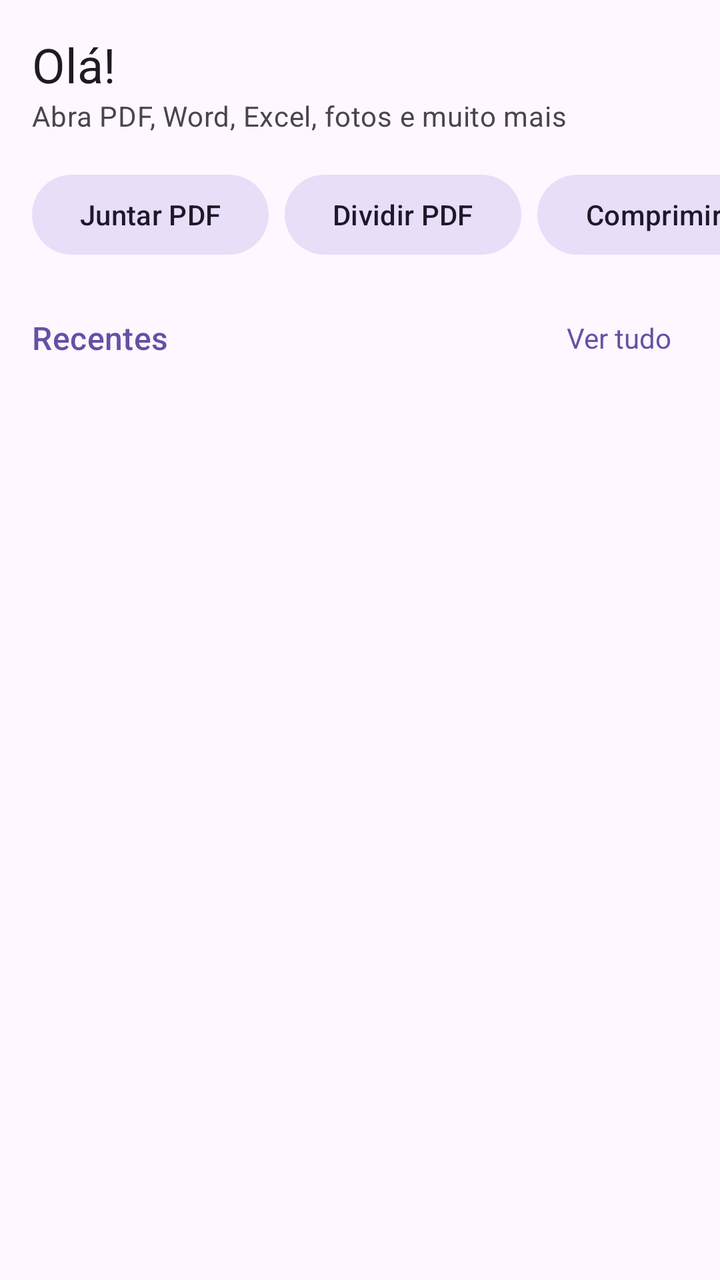
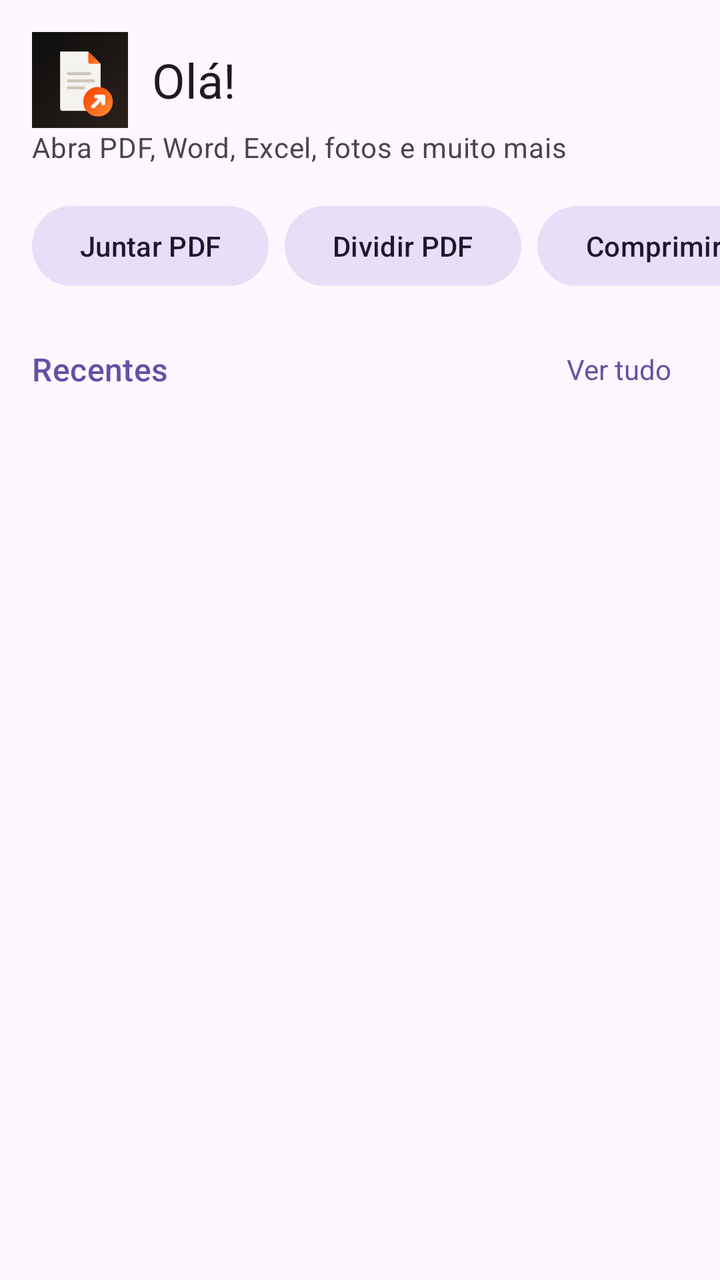

Compare the two renders of this Android layout. The source of the first and the diff that turns it into the second are given below.
<!-- AndroidManifest.xml: application theme Base_AbreTudo -->
<!-- res/layout/fragment_inicio.xml -->
<?xml version="1.0" encoding="utf-8"?>
<LinearLayout xmlns:android="http://schemas.android.com/apk/res/android"
    xmlns:app="http://schemas.android.com/apk/res-auto"
    android:layout_width="match_parent"
    android:layout_height="match_parent"
    android:orientation="vertical">

    <TextView
        android:layout_width="match_parent"
        android:layout_height="wrap_content"
        android:paddingStart="16dp"
        android:paddingTop="16dp"
        android:paddingEnd="16dp"
        android:text="Olá!"
        android:textAppearance="?attr/textAppearanceHeadlineSmall"
        android:textColor="?attr/colorOnSurface" />

    <TextView
        android:layout_width="match_parent"
        android:layout_height="wrap_content"
        android:paddingStart="16dp"
        android:paddingEnd="16dp"
        android:paddingBottom="12dp"
        android:text="Abra PDF, Word, Excel, fotos e muito mais"
        android:textAppearance="?attr/textAppearanceBodyMedium"
        android:textColor="?attr/colorOnSurfaceVariant" />

    <HorizontalScrollView
        android:layout_width="match_parent"
        android:layout_height="wrap_content"
        android:scrollbars="none">

        <LinearLayout
            android:layout_width="wrap_content"
            android:layout_height="wrap_content"
            android:orientation="horizontal"
            android:paddingStart="12dp"
            android:paddingEnd="12dp">

            <com.google.android.material.button.MaterialButton
                android:id="@+id/atalhoJuntar"
                style="@style/Widget.Material3.Button.TonalButton"
                android:layout_width="wrap_content"
                android:layout_height="wrap_content"
                android:layout_margin="4dp"
                android:text="Juntar PDF" />

            <com.google.android.material.button.MaterialButton
                android:id="@+id/atalhoDividir"
                style="@style/Widget.Material3.Button.TonalButton"
                android:layout_width="wrap_content"
                android:layout_height="wrap_content"
                android:layout_margin="4dp"
                android:text="Dividir PDF" />

            <com.google.android.material.button.MaterialButton
                android:id="@+id/atalhoComprimir"
                style="@style/Widget.Material3.Button.TonalButton"
                android:layout_width="wrap_content"
                android:layout_height="wrap_content"
                android:layout_margin="4dp"
                android:text="Comprimir" />

            <com.google.android.material.button.MaterialButton
                android:id="@+id/atalhoFotos"
                style="@style/Widget.Material3.Button.TonalButton"
                android:layout_width="wrap_content"
                android:layout_height="wrap_content"
                android:layout_margin="4dp"
                android:text="Fotos em PDF" />

        </LinearLayout>
    </HorizontalScrollView>

    <LinearLayout
        android:layout_width="match_parent"
        android:layout_height="wrap_content"
        android:gravity="center_vertical"
        android:orientation="horizontal"
        android:paddingStart="16dp"
        android:paddingEnd="16dp"
        android:paddingTop="16dp"
        android:paddingBottom="4dp">

        <TextView
            android:layout_width="0dp"
            android:layout_height="wrap_content"
            android:layout_weight="1"
            android:text="Recentes"
            android:textAppearance="?attr/textAppearanceTitleMedium"
            android:textColor="?attr/colorPrimary" />

        <TextView
            android:id="@+id/verTudo"
            android:layout_width="wrap_content"
            android:layout_height="wrap_content"
            android:background="?attr/selectableItemBackground"
            android:padding="8dp"
            android:text="Ver tudo"
            android:textColor="?attr/colorPrimary" />

    </LinearLayout>

    <FrameLayout
        android:layout_width="match_parent"
        android:layout_height="0dp"
        android:layout_weight="1">

        <androidx.recyclerview.widget.RecyclerView
            android:id="@+id/lista"
            android:layout_width="match_parent"
            android:layout_height="match_parent"
            android:clipToPadding="false"
            android:paddingBottom="144dp" />

        <TextView
            android:id="@+id/vazio"
            android:layout_width="wrap_content"
            android:layout_height="wrap_content"
            android:layout_gravity="center"
            android:gravity="center"
            android:padding="32dp"
            android:textAppearance="?attr/textAppearanceBodyLarge"
            android:textColor="?attr/colorOnSurfaceVariant"
            android:visibility="gone" />

    </FrameLayout>

</LinearLayout>
<!-- resources referenced by this layout -->
<resources>
  <style name="Base_AbreTudo" parent="Theme.Material3.DayNight.NoActionBar" />
</resources>

<!-- the commit's change to res/layout/fragment_inicio.xml (unified diff, before → after) -->
@@ -5,15 +5,30 @@
     android:layout_height="match_parent"
     android:orientation="vertical">
 
-    <TextView
+    <LinearLayout
         android:layout_width="match_parent"
         android:layout_height="wrap_content"
+        android:gravity="center_vertical"
+        android:orientation="horizontal"
         android:paddingStart="16dp"
         android:paddingTop="16dp"
-        android:paddingEnd="16dp"
-        android:text="Olá!"
-        android:textAppearance="?attr/textAppearanceHeadlineSmall"
-        android:textColor="?attr/colorOnSurface" />
+        android:paddingEnd="16dp">
+
+        <ImageView
+            android:layout_width="48dp"
+            android:layout_height="48dp"
+            android:layout_marginEnd="12dp"
+            android:contentDescription="Abre Tudo"
+            android:src="@drawable/logo_app" />
+
+        <TextView
+            android:layout_width="wrap_content"
+            android:layout_height="wrap_content"
+            android:text="Olá!"
+            android:textAppearance="?attr/textAppearanceHeadlineSmall"
+            android:textColor="?attr/colorOnSurface" />
+
+    </LinearLayout>
 
     <TextView
         android:layout_width="match_parent"
<!-- resource entries referenced after the edit -->
@@ -1,5 +1,73 @@
 <!-- resources referenced by this layout -->
 <resources>
+  <!-- drawable logo_app (drawable) -->
+  <?xml version="1.0" encoding="utf-8"?>
+  <vector xmlns:android="http://schemas.android.com/apk/res/android" xmlns:aapt="http://schemas.android.com/aapt"
+      android:height="512dp"
+      android:width="512dp"
+      android:viewportWidth="512"
+      android:viewportHeight="512">
+      <path
+          android:fillColor="@drawable/logo_app_fundo_gradiente"
+          android:pathData="M0,0 H512 V512 H0 Z"/>
+      <group>
+          <path
+              android:fillColor="#f5f3ef"
+              android:pathData="M150,104 H300 L366,170 V408 Q366,420 354,420 H162 Q150,420 150,408 Z"/>
+          <path
+              android:fillColor="@drawable/logo_app_gradiente_a"
+              android:pathData="M300,104 V158 Q300,170 312,170 H366 Z"/>
+          <path
+              android:pathData="M194,222 H308 M194,260 H328 M194,298 H274"
+              android:strokeColor="#cfc5b8"
+              android:strokeWidth="16"
+              android:strokeLineCap="round"/>
+          <path
+              android:fillColor="@drawable/logo_app_gradiente_b"
+              android:pathData="M280,372 A72,72 0 1,0 424,372 A72,72 0 1,0 280,372 Z"
+              android:strokeColor="#0d0d0d"
+              android:strokeWidth="14"/>
+          <path
+              android:pathData="M326,398 L378,346 M342,344 H380 V382"
+              android:strokeColor="#ffffff"
+              android:strokeWidth="20"
+              android:strokeLineCap="round"
+              android:strokeLineJoin="round"/>
+      </group>
+  </vector>
   <style name="Base_AbreTudo" parent="Theme.Material3.DayNight.NoActionBar" />
+  <!-- drawable logo_app_fundo_gradiente (drawable) -->
+  <?xml version="1.0" encoding="utf-8"?>
+  <gradient xmlns:android="http://schemas.android.com/apk/res/android" xmlns:aapt="http://schemas.android.com/aapt"
+      android:startColor="#0d0d0d"
+      android:endColor="#2b211b"
+      android:angle="0"
+      android:type="linear"
+      android:startX="0"
+      android:startY="0"
+      android:endX="512"
+      android:endY="512"/>
+  <!-- drawable logo_app_gradiente_a (drawable) -->
+  <?xml version="1.0" encoding="utf-8"?>
+  <gradient xmlns:android="http://schemas.android.com/apk/res/android" xmlns:aapt="http://schemas.android.com/aapt"
+      android:startColor="#ff4000"
+      android:endColor="#fc8a34"
+      android:angle="0"
+      android:type="linear"
+      android:startX="300"
+      android:startY="104"
+      android:endX="366"
+      android:endY="170"/>
+  <!-- drawable logo_app_gradiente_b (drawable) -->
+  <?xml version="1.0" encoding="utf-8"?>
+  <gradient xmlns:android="http://schemas.android.com/apk/res/android" xmlns:aapt="http://schemas.android.com/aapt"
+      android:startColor="#ff4000"
+      android:endColor="#fc8a34"
+      android:angle="0"
+      android:type="linear"
+      android:startX="280"
+      android:startY="300"
+      android:endX="424"
+      android:endY="444"/>
 </resources>
 
